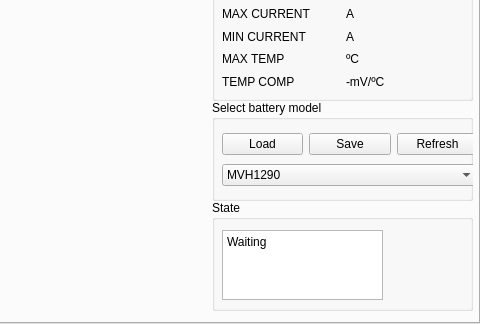
Old version of the form form.ui in the repository SFLACUEVA/AppQT; both pictures show x 320 to 800 and y 156 to 480 of the 800 by 480 pixel window.
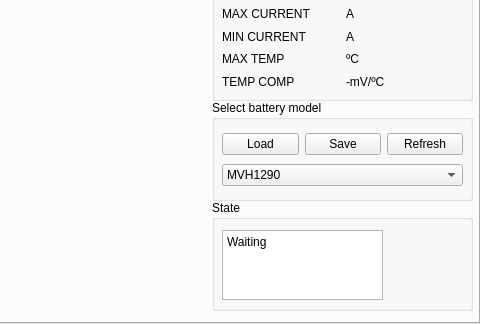
New version of the form. The open tabs and pages were chosen to show the change.

Diff of the .ui file:
```diff
--- a/form.ui
+++ b/form.ui
@@ -236,7 +236,7 @@
         <rect>
          <x>10</x>
          <y>30</y>
-         <width>256</width>
+         <width>241</width>
          <height>61</height>
         </rect>
        </property>
```
Left out of the diff: 2 changed lines with no effect on the pictures.
